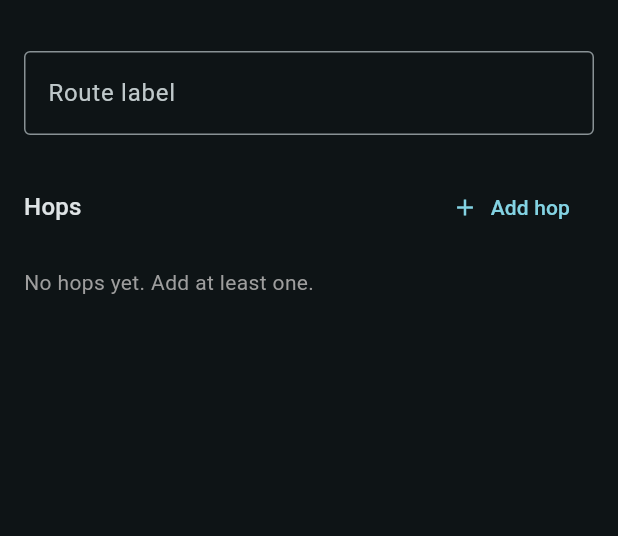
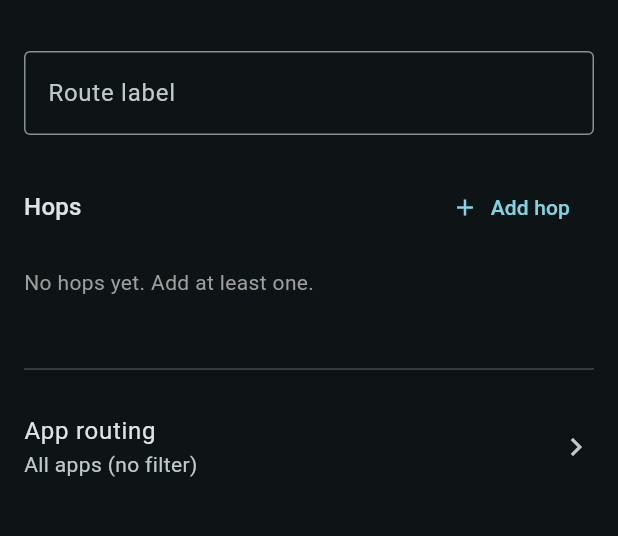
Before and after one commit to nogipx/vzhukh, a Flutter app: the RouteEditScreen screen opened directly, on a phone screen of 412 x 824 dp, the part 57-593 px from its top. Run offline on Flutter 3.47's test engine with Material 3 defaults, Android fonts, the phone set to English and light mode, and no system bars; our stand-ins replace connectivity_plus, flutter_secure_storage, qr_flutter; missing offline and left inert: dart:ffi, dartssh2, mobile_scanner, pinenacl, pointycastle; accounts and stored records are empty.

Commit message:
feat: add per-route app routing config
Each TunnelRoute now carries its own AppRoutingConfig (whitelist/blacklist
of package names). RouteEditScreen lets the user configure it via
AppPickerScreen. On connect, routing is taken from the route itself
instead of being passed as an external param.

```diff
--- a/lib/models/tunnel_route.dart
+++ b/lib/models/tunnel_route.dart
@@ -1,5 +1,6 @@
 import 'package:flutter/foundation.dart';
 
+import 'app_routing_config.dart';
 import 'server.dart';
 import 'ssh_identity.dart';
 
@@ -29,11 +30,13 @@ class TunnelRoute {
   final String id;
   final String label;
   final List<RouteHop> hops;
+  final AppRoutingConfig? routing;
 
   const TunnelRoute({
     required this.id,
     required this.label,
     required this.hops,
+    this.routing,
   });
 
   bool get isValid => hops.isNotEmpty;
@@ -42,6 +45,7 @@ class TunnelRoute {
         'id': id,
         'label': label,
         'hops': hops.map((h) => h.toJson()).toList(),
+        if (routing != null) 'routing': routing!.toJson(),
       };
 
   factory TunnelRoute.fromJson(Map<String, dynamic> json) => TunnelRoute(
@@ -50,12 +54,23 @@ class TunnelRoute {
         hops: (json['hops'] as List)
             .map((h) => RouteHop.fromJson(Map<String, dynamic>.from(h as Map)))
             .toList(),
+        routing: json['routing'] != null
+            ? AppRoutingConfig.fromJson(
+                Map<String, dynamic>.from(json['routing'] as Map))
+            : null,
       );
 
-  TunnelRoute copyWith({String? label, List<RouteHop>? hops}) => TunnelRoute(
+  TunnelRoute copyWith({
+    String? label,
+    List<RouteHop>? hops,
+    AppRoutingConfig? routing,
+    bool clearRouting = false,
+  }) =>
+      TunnelRoute(
         id: id,
         label: label ?? this.label,
         hops: hops ?? this.hops,
+        routing: clearRouting ? null : routing ?? this.routing,
       );
 }
 
--- a/lib/ui/route_edit_screen.dart
+++ b/lib/ui/route_edit_screen.dart
@@ -1,10 +1,12 @@
 import 'package:flutter/material.dart';
 
+import '../models/app_routing_config.dart';
 import '../models/connection.dart';
 import '../models/server.dart';
 import '../models/tunnel_route.dart';
 import '../storage/server_repository.dart';
 import '../storage/route_repository.dart';
+import 'app_picker_screen.dart';
 
 class RouteEditScreen extends StatefulWidget {
   final TunnelRoute? existing;
@@ -24,6 +26,7 @@ class _RouteEditScreenState extends State<RouteEditScreen> {
   final List<({Server? server, Connection? connection})> _hops = [];
 
   List<Server> _servers = [];
+  AppRoutingConfig? _routing;
   bool _saving = false;
 
   @override
@@ -38,6 +41,7 @@ class _RouteEditScreenState extends State<RouteEditScreen> {
 
     if (widget.existing != null) {
       _labelCtrl.text = widget.existing!.label;
+      _routing = widget.existing!.routing;
       for (final hop in widget.existing!.hops) {
         final server = servers.firstWhere((s) => s.id == hop.serverId,
             orElse: () => throw Exception('Server not found'));
@@ -157,10 +161,32 @@ class _RouteEditScreenState extends State<RouteEditScreen> {
                 connectionId: h.connection!.id,
               ))
           .toList(),
+      routing: _routing,
     );
 
     await _routeRepo.saveRoute(route);
     if (mounted) Navigator.pop(context, route);
+  }
+
+  String get _routingSubtitle {
+    final r = _routing;
+    if (r == null || r.packages.isEmpty) return 'All apps (no filter)';
+    final mode = r.mode == AppRoutingMode.whitelist ? 'Whitelist' : 'Blacklist';
+    return '$mode · ${r.packages.length} app${r.packages.length == 1 ? '' : 's'}';
+  }
+
+  Future<void> _openAppPicker() async {
+    final result = await Navigator.push<AppRoutingConfig>(
+      context,
+      MaterialPageRoute(
+        builder: (_) => AppPickerScreen(
+          initial: _routing ?? const AppRoutingConfig.empty(),
+        ),
+      ),
+    );
+    if (result != null) {
+      setState(() => _routing = result.packages.isEmpty ? null : result);
+    }
   }
 
   @override
@@ -229,6 +255,16 @@ class _RouteEditScreenState extends State<RouteEditScreen> {
               ),
             ),
           ],
+          const SizedBox(height: 24),
+          const Divider(),
+          const SizedBox(height: 8),
+          ListTile(
+            contentPadding: EdgeInsets.zero,
+            title: const Text('App routing'),
+            subtitle: Text(_routingSubtitle),
+            trailing: const Icon(Icons.chevron_right),
+            onTap: _openAppPicker,
+          ),
         ],
       ),
     );
--- a/lib/ui/route_list_screen.dart
+++ b/lib/ui/route_list_screen.dart
@@ -2,7 +2,6 @@ import 'dart:convert';
 
 import 'package:flutter/material.dart';
 
-import '../models/app_routing_config.dart';
 import '../models/connection.dart';
 import '../models/server.dart';
 import '../models/tunnel_route.dart';
@@ -21,12 +20,10 @@ import 'send_to_device_screen.dart';
 
 class RouteListScreen extends StatefulWidget {
   final VpnController vpn;
-  final AppRoutingConfig? routing;
 
   const RouteListScreen({
     super.key,
     required this.vpn,
-    this.routing,
   });
 
   @override
@@ -170,7 +167,7 @@ class _RouteListScreenState extends State<RouteListScreen> {
       ));
       return;
     }
-    await widget.vpn.connect(hops, routing: widget.routing);
+    await widget.vpn.connect(hops, routing: route.routing);
   }
 
   Future<void> _openEdit({TunnelRoute? existing}) async {
```
